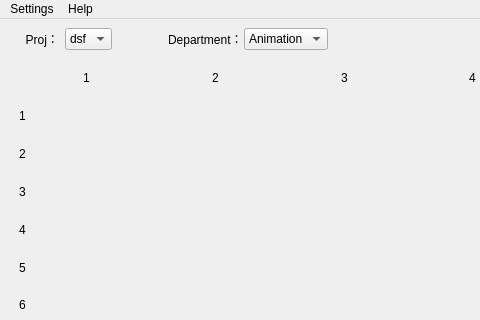
DangoWang/DangoTools, file dango_playblast/ui/oct_playblast_ui.ui: the form before one commit; both pictures show x 0 to 480 and y 0 to 320 of the 1348 by 548 pixel window.
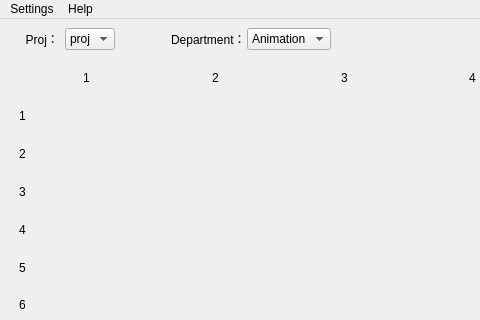
The form after the commit.

What changed in the file:
```diff
--- a/dango_playblast/ui/oct_playblast_ui.ui
+++ b/dango_playblast/ui/oct_playblast_ui.ui
@@ -110,7 +110,7 @@
         </property>
         <item>
          <property name="text">
-          <string>dsf</string>
+          <string>proj</string>
          </property>
         </item>
        </widget>
```
